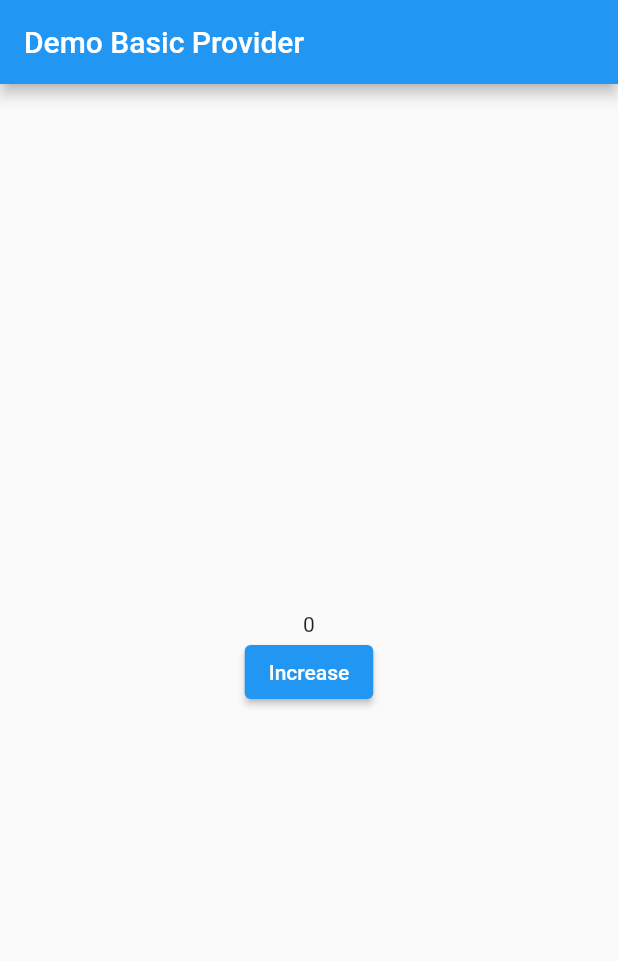
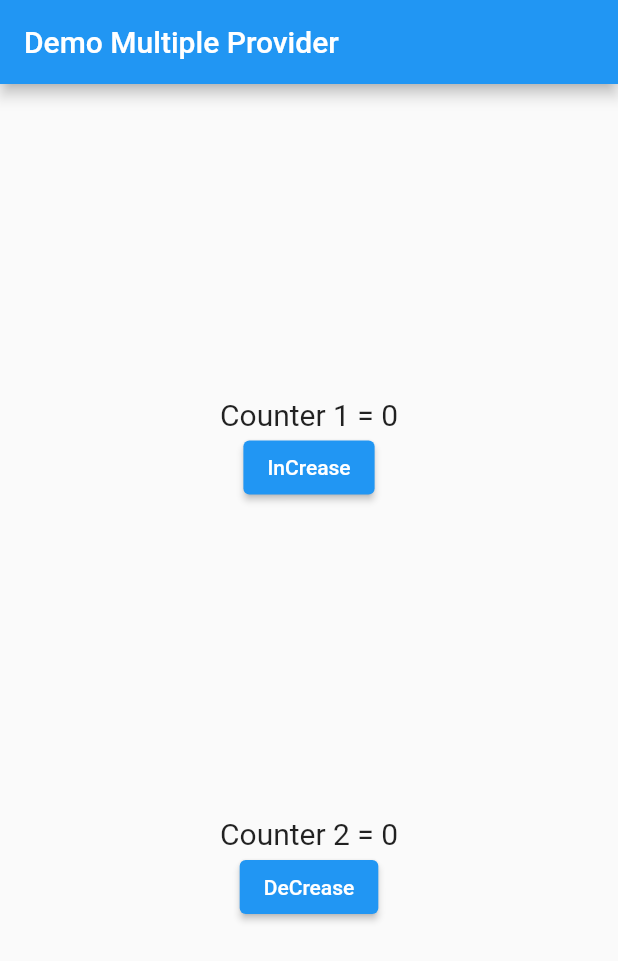
Before and after one commit to phamtanphat/flutter_provider_29112021, a Flutter app: the screen it shows after launch, on a phone screen of 412 x 824 dp. Shown: the top 961 px of the screen. Run offline on Flutter 3.47's test engine with Material 2 defaults, Android fonts, the phone set to English and light mode, and no system bars.

Commit message:
ui multiple

```diff
--- a/lib/demo_changenotifier_provider.dart
+++ b/lib/demo_changenotifier_provider.dart
@@ -18,12 +18,13 @@ class DemoChangeNotifier extends StatefulWidget {
 }
 
 class _DemoChangeNotifierState extends State<DemoChangeNotifier> {
+
   @override
   Widget build(BuildContext context) {
     print("Build Parent");
     return Scaffold(
       appBar: AppBar(
-        title: Text("Demo Basic Provider"),
+        title: Text("Demo Change Notifier Provider"),
       ),
       body: Container(
         constraints: BoxConstraints.expand(),
@@ -50,6 +51,7 @@ class TextWidget extends StatelessWidget {
 }
 
 class ButtonWidget extends StatelessWidget {
+
   @override
   Widget build(BuildContext context) {
     Counter counter = Provider.of(context);
--- /dev/null
+++ b/lib/demo_multiple_provider.dart
@@ -0,0 +1,74 @@
+import 'package:flutter/foundation.dart';
+import 'package:flutter/material.dart';
+
+class Counter1 extends ChangeNotifier{
+  late int value;
+
+  Counter1({required this.value});
+
+  void inCrease(){
+    value += 1;
+  }
+}
+
+class Counter2 extends ChangeNotifier{
+  late int value;
+
+  Counter2({required this.value});
+
+  void inCrease(){
+    value -= 1;
+  }
+}
+
+class DemoMultipleProvider extends StatelessWidget {
+
+  @override
+  Widget build(BuildContext context) {
+    return Scaffold(
+      appBar: AppBar(
+        title: Text("Demo Multiple Provider"),
+      ),
+      body: Container(
+        constraints: BoxConstraints.expand(),
+        child: Column(
+          mainAxisAlignment: MainAxisAlignment.spaceEvenly,
+          children: [
+            Child1Widget(),
+            Child2Widget()
+          ],
+        ),
+      ),
+    );
+  }
+}
+
+class Child1Widget extends StatelessWidget {
+
+  @override
+  Widget build(BuildContext context) {
+    return Container(
+      child: Column(
+        children: [
+          Text("Counter 1 = 0", style: TextStyle(fontSize: 20)),
+          ElevatedButton(onPressed: (){}, child: Text("InCrease"))
+        ],
+      ),
+    );
+  }
+}
+
+class Child2Widget extends StatelessWidget {
+
+  @override
+  Widget build(BuildContext context) {
+    return Container(
+      child: Column(
+        children: [
+          Text("Counter 2 = 0" , style: TextStyle(fontSize: 20)),
+          ElevatedButton(onPressed: (){}, child: Text("DeCrease"))
+        ],
+      ),
+    );
+  }
+}
--- a/lib/main.dart
+++ b/lib/main.dart
@@ -1,6 +1,7 @@
 import 'package:flutter/material.dart';
 import 'package:flutter_provider_29112021/demo_basic_provider.dart';
 import 'package:flutter_provider_29112021/demo_changenotifier_provider.dart';
+import 'package:flutter_provider_29112021/demo_multiple_provider.dart';
 
 void main() {
   runApp(MyApp());
@@ -15,7 +16,7 @@ class MyApp extends StatelessWidget {
       theme: ThemeData(
         primarySwatch: Colors.blue,
       ),
-      home: DemoChangeNotifier(),
+      home: DemoMultipleProvider(),
     );
   }
 }
```
